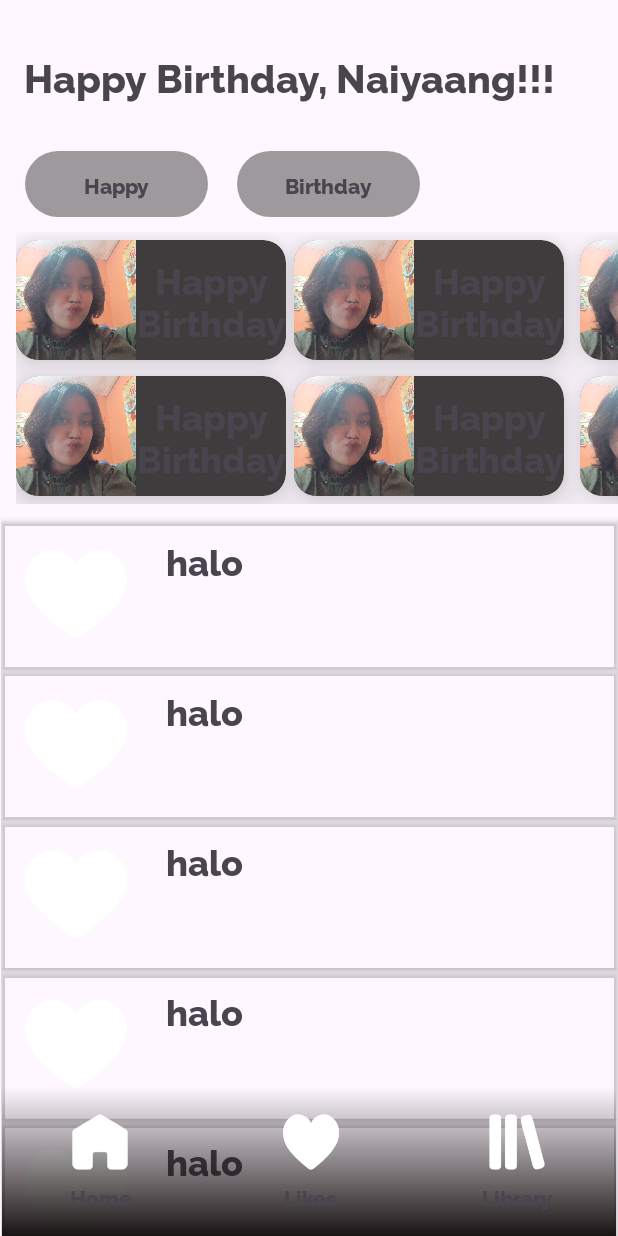
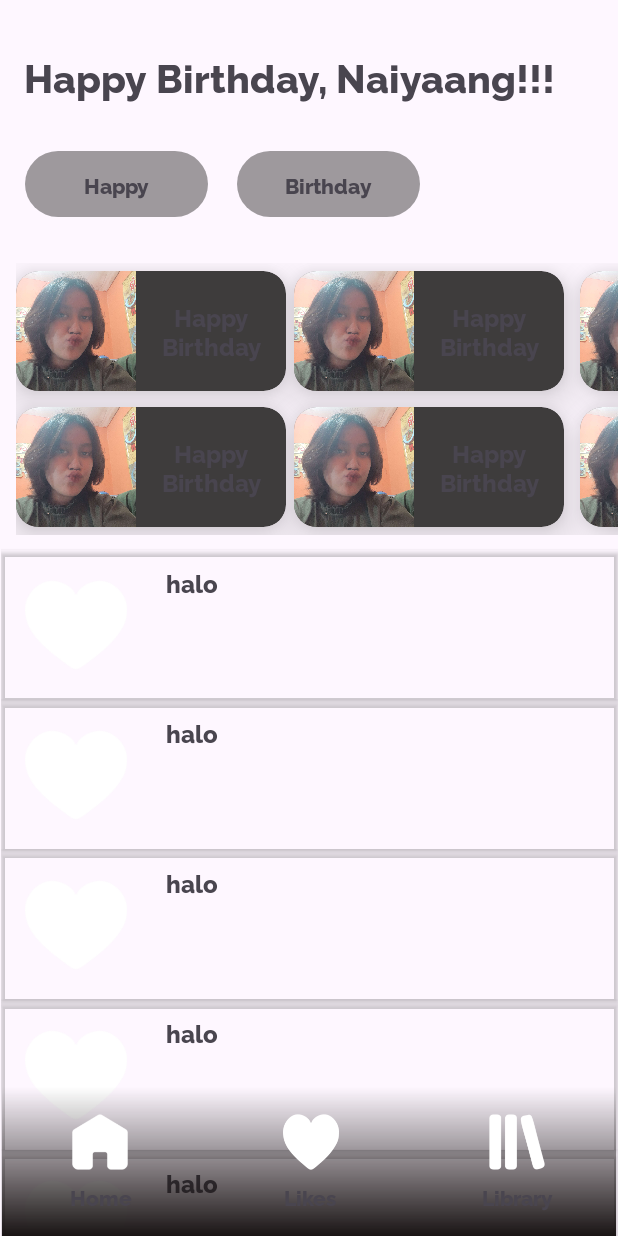
Before and after one commit to najwansv/BirdDay, an Android app: the screen it shows after launch (MainActivity), on a phone screen of 412 x 824 dp. Run offline under Robolectric (Android 15) with nearby library versions, the phone set to English and light mode, and no system bars.

Commit message:
update horizontal grid

```diff
--- a/app/src/main/res/layout/activity_main.xml
+++ b/app/src/main/res/layout/activity_main.xml
@@ -10,7 +10,7 @@
         android:layout_width="411dp"
         android:layout_height="696dp"
         android:layout_marginStart="8dp"
-        android:layout_marginTop="16dp"
+        android:layout_marginTop="57dp"
         android:layout_marginEnd="8dp"
         android:scrollbars="none"
         app:layout_constraintBottom_toBottomOf="@+id/viewBarbottom"
@@ -20,7 +20,7 @@
 
         <LinearLayout
             android:layout_width="match_parent"
-            android:layout_height="match_parent"
+            android:layout_height="wrap_content"
             android:orientation="vertical">
 
             <HorizontalScrollView
@@ -65,7 +65,7 @@
                                 android:fontFamily="@font/raleway_extrabold"
                                 android:gravity="center"
                                 android:text="Happy Birthday"
-                            android:textSize="24sp" />
+                                android:textSize="16sp" />
 
 
                         </androidx.cardview.widget.CardView>
@@ -95,7 +95,7 @@
                                 android:fontFamily="@font/raleway_extrabold"
                                 android:gravity="center"
                                 android:text="Happy Birthday"
-                            android:textSize="24sp" />
+                                android:textSize="16sp" />
 
 
                         </androidx.cardview.widget.CardView>
@@ -126,7 +126,7 @@
                                 android:fontFamily="@font/raleway_extrabold"
                                 android:gravity="center"
                                 android:text="Happy Birthday"
-                            android:textSize="24sp" />
+                                android:textSize="16sp" />
 
 
                         </androidx.cardview.widget.CardView>
@@ -157,7 +157,7 @@
                                 android:fontFamily="@font/raleway_extrabold"
                                 android:gravity="center"
                                 android:text="Happy Birthday"
-                            android:textSize="24sp" />
+                                android:textSize="16sp" />
 
 
                         </androidx.cardview.widget.CardView>
@@ -187,7 +187,7 @@
                                 android:fontFamily="@font/raleway_extrabold"
                                 android:gravity="center"
                                 android:text="Happy Birthday"
-                            android:textSize="24sp" />
+                                android:textSize="16sp" />
 
 
                         </androidx.cardview.widget.CardView>
@@ -199,9 +199,9 @@
                             app:cardBackgroundColor="#3E3C3C"
                             app:cardCornerRadius="15dp"
                             app:cardElevation="15dp"
+                            app:layout_column="2"
                             app:layout_gravity="center"
-                        app:layout_row="2"
-                        app:layout_column="2">
+                            app:layout_row="2">
 
                             <ImageView
                                 android:layout_width="80dp"
@@ -218,7 +218,7 @@
                                 android:fontFamily="@font/raleway_extrabold"
                                 android:gravity="center"
                                 android:text="Happy Birthday"
-                            android:textSize="24sp" />
+                                android:textSize="16sp" />
 
 
                         </androidx.cardview.widget.CardView>
@@ -247,7 +247,7 @@
                     android:fontFamily="@font/raleway_extrabold"
                     android:padding="10dp"
                     android:text="halo"
-                    android:textSize="24sp" />
+                    android:textSize="16sp" />
 
             </androidx.cardview.widget.CardView>
 
@@ -271,7 +271,7 @@
                     android:fontFamily="@font/raleway_extrabold"
                     android:padding="10dp"
                     android:text="halo"
-                    android:textSize="24sp" />
+                    android:textSize="16sp" />
 
             </androidx.cardview.widget.CardView>
 
@@ -295,7 +295,7 @@
                     android:fontFamily="@font/raleway_extrabold"
                     android:padding="10dp"
                     android:text="halo"
-                    android:textSize="24sp" />
+                    android:textSize="16sp" />
 
             </androidx.cardview.widget.CardView>
 
@@ -319,7 +319,7 @@
                     android:fontFamily="@font/raleway_extrabold"
                     android:padding="10dp"
                     android:text="halo"
-                    android:textSize="24sp" />
+                    android:textSize="16sp" />
 
             </androidx.cardview.widget.CardView>
 
@@ -343,7 +343,7 @@
                     android:fontFamily="@font/raleway_extrabold"
                     android:padding="10dp"
                     android:text="halo"
-                    android:textSize="24sp" />
+                    android:textSize="16sp" />
 
             </androidx.cardview.widget.CardView>
 
@@ -367,7 +367,7 @@
                     android:fontFamily="@font/raleway_extrabold"
                     android:padding="10dp"
                     android:text="halo"
-                    android:textSize="24sp" />
+                    android:textSize="16sp" />
 
             </androidx.cardview.widget.CardView>
 
@@ -391,7 +391,7 @@
                     android:fontFamily="@font/raleway_extrabold"
                     android:padding="10dp"
                     android:text="halo"
-                    android:textSize="24sp" />
+                    android:textSize="16sp" />
 
             </androidx.cardview.widget.CardView>
 
```
Lines whose indentation alone changed are shown as unchanged.
